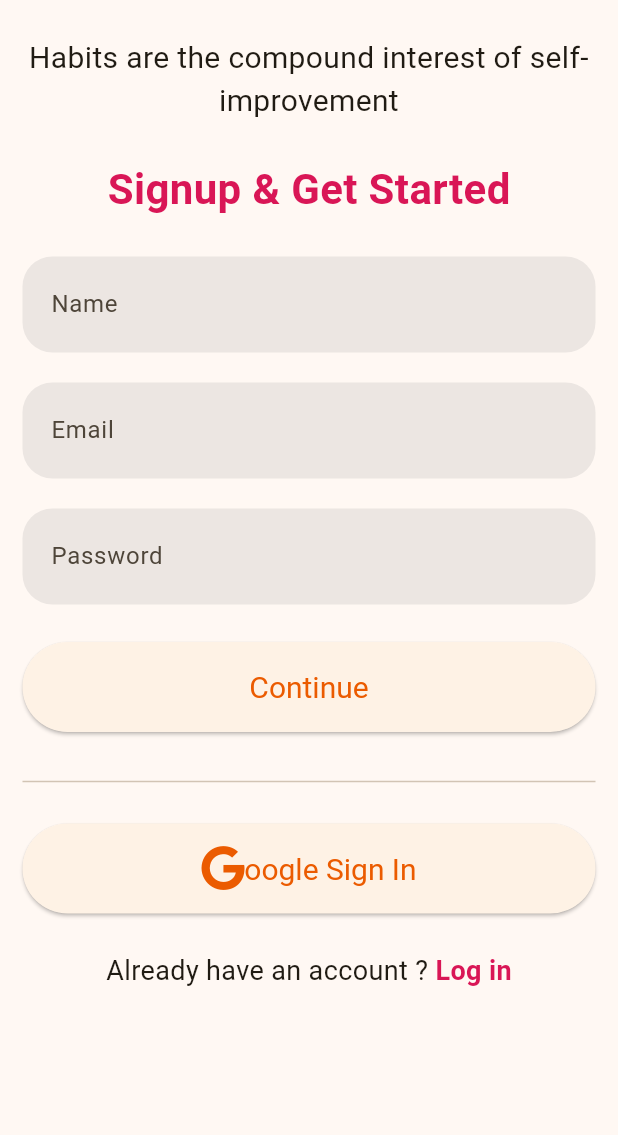
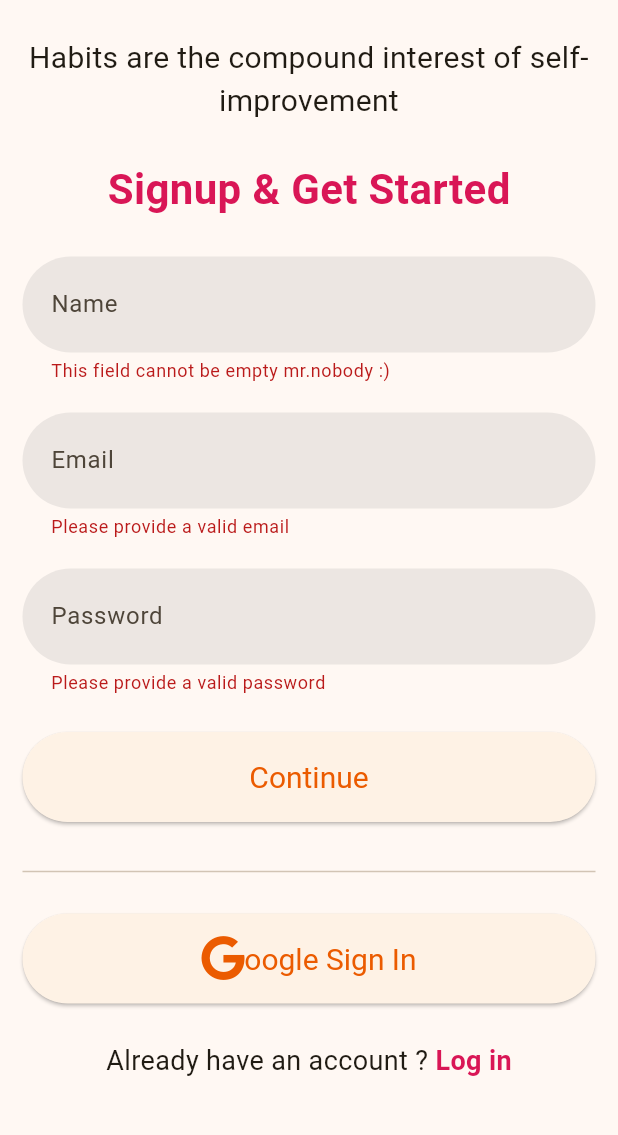
Before and after one commit to conykay/habitit, a Flutter app: the screen it shows after launch, after a tap on "Continue", on a phone screen of 412 x 824 dp, the part 90-1225 px from its top. Run offline on Flutter 3.47's test engine with Material 3 defaults, Android fonts, the phone set to English and light mode, and no system bars; our stand-ins replace cloud_firestore, dartz, equatable, firebase_auth, firebase_core, flutter_bloc and 4 more; accounts and stored records are empty; generated files the repository leaves out were written again.

Commit message:
Implement authentication flow
- Updated button state management in `button_state.dart`
- Enhanced reactive button widget in `reactive_elevated_button.dart`
- Refined app theme settings in `app_theme.dart`
- Improved authentication repository implementation in `authentication_repository_impl.dart`
- Updated Firebase service for authentication in `auth_firebase_service.dart`
- Modified authentication user request entity in `auth_user_req_entity.dart`
- Updated main application entry point in `main.dart`
- Enhanced signup page UI in `signup_page.dart`
- Updated dependencies in `pubspec.yaml` and `pubspec.lock`
- Added tests for Firebase service implementation in `auth_firebase_service_impl_test.dart` and `auth_firebase_service_impl_test.mocks.dart`

```diff
--- a/lib/common/button/bloc/button_state.dart
+++ b/lib/common/button/bloc/button_state.dart
@@ -5,7 +5,7 @@ enum Buttonstate { inital, loading, loaded, failed }
 
 class ButtonState extends Equatable {
   final Buttonstate state;
-  final String? error;
+  final dynamic error;
   final dynamic data;
   ButtonState({
     required this.state,
--- a/lib/common/button/widget/reactive_elevated_button.dart
+++ b/lib/common/button/widget/reactive_elevated_button.dart
@@ -22,11 +22,11 @@ class ReactiveElevatedButton extends StatelessWidget {
     return BlocBuilder<ButtonStateCubit, ButtonState>(
       builder: (context, state) {
         if (state.state == Buttonstate.loading) {
-          _loading();
+          return _loading();
         }
 
         if (state.state == Buttonstate.loaded) {
-          _loaded();
+          return _loaded();
         }
 
         return _inital();
--- a/lib/core/theme/app_theme.dart
+++ b/lib/core/theme/app_theme.dart
@@ -16,7 +16,7 @@ class AppTheme {
         contentPadding: EdgeInsets.symmetric(vertical: 20, horizontal: 15),
         border: OutlineInputBorder(
             borderSide: BorderSide.none,
-            borderRadius: BorderRadius.circular(20)),
+            borderRadius: BorderRadius.circular(50)),
         filled: true,
         fillColor: Colors.grey.withOpacity(0.2),
         labelStyle: TextStyle(fontSize: 20),
@@ -46,7 +46,7 @@ class AppTheme {
         contentPadding: EdgeInsets.symmetric(vertical: 20, horizontal: 15),
         border: OutlineInputBorder(
             borderSide: BorderSide.none,
-            borderRadius: BorderRadius.circular(20)),
+            borderRadius: BorderRadius.circular(50)),
         filled: true,
         fillColor: Colors.grey.withOpacity(0.2),
         labelStyle: TextStyle(fontSize: 20),
--- a/lib/data/auth/repository/authentication_repository_impl.dart
+++ b/lib/data/auth/repository/authentication_repository_impl.dart
@@ -20,6 +20,7 @@ class AuthenticationRepositoryImpl implements AuthenticationRepository {
       try {
         var cred =
             await firebaseService.createUserEmailPassword(authData: authData);
+
         return Right(cred);
       } catch (e) {
         return Left(OtherFailure(e.toString()));
@@ -52,10 +53,10 @@ class AuthenticationRepositoryImpl implements AuthenticationRepository {
         var cred = await firebaseService.googleSignin();
         return Right(cred);
       } catch (e) {
-        return Left(OtherFailure('error'));
+        return Left(OtherFailure(e.toString()));
       }
     } else {
-      return Left(OtherFailure('check network connectio'));
+      return Left(OtherFailure('check network connection'));
     }
   }
 
--- a/lib/data/auth/sources/auth_firebase_service.dart
+++ b/lib/data/auth/sources/auth_firebase_service.dart
@@ -1,8 +1,10 @@
+import 'package:cloud_firestore/cloud_firestore.dart';
 import 'package:firebase_auth/firebase_auth.dart';
 import 'package:google_sign_in/google_sign_in.dart';
 import 'package:habitit/core/platform_info/platform_info.dart';
 
 import '../../../domain/auth/entities/auth_user_req_entity.dart';
+import '../models/user_creation_req.dart';
 
 abstract class AuthFirebaseService {
   Future<UserCredential> createUserEmailPassword(
@@ -17,19 +19,29 @@ class AuthFirebaseServiceImpl implements AuthFirebaseService {
   final FirebaseAuth auth;
   final GoogleSignIn _googleSignIn;
   final PlatformInfo _info;
+  final FirebaseFirestore firestore;
 
   AuthFirebaseServiceImpl(
-      {required this.auth,
+      {required this.firestore,
+      required this.auth,
       GoogleSignIn? googleSignIn,
       PlatformInfo? platformInfo})
       : _googleSignIn = googleSignIn ?? GoogleSignIn.standard(),
         _info = platformInfo ?? PlatformInfoImpl();
+  final userCollectionRef = FirebaseFirestore.instance.collection('Users');
+
   @override
   Future<UserCredential> createUserEmailPassword(
       {required AuthUserReqEntity authData}) async {
     try {
-      return await auth.createUserWithEmailAndPassword(
+      var cred = await auth.createUserWithEmailAndPassword(
           email: authData.email, password: authData.password);
+      await userCollectionRef.doc(cred.user!.uid).set(UserCreationReq(
+              name: authData.name,
+              email: authData.email,
+              userId: cred.user!.uid)
+          .toMap());
+      return cred;
     } catch (e) {
       rethrow;
     }
@@ -63,6 +75,16 @@ class AuthFirebaseServiceImpl implements AuthFirebaseService {
       }
 
       var cred = await auth.signInWithCredential(credential);
+      var userData = await userCollectionRef
+          .where('userId', isEqualTo: cred.user!.uid)
+          .get();
+      if (userData.docs.isEmpty) {
+        await userCollectionRef.doc(cred.user!.uid).set(UserCreationReq(
+                name: cred.user!.displayName!,
+                email: cred.user!.email!,
+                userId: cred.user!.uid)
+            .toMap());
+      }
       return cred;
     } catch (e) {
       rethrow;
--- a/lib/domain/auth/entities/auth_user_req_entity.dart
+++ b/lib/domain/auth/entities/auth_user_req_entity.dart
@@ -3,11 +3,13 @@ import 'package:equatable/equatable.dart';
 class AuthUserReqEntity extends Equatable {
   final String email;
   final String password;
+  final String name;
   const AuthUserReqEntity({
+    this.name = '',
     required this.email,
     required this.password,
   });
 
   @override
-  List<Object?> get props => [email, password];
+  List<Object?> get props => [email, password, name];
 }
--- a/lib/main.dart
+++ b/lib/main.dart
@@ -1,12 +1,20 @@
+import 'package:cloud_firestore/cloud_firestore.dart';
+import 'package:firebase_core/firebase_core.dart';
 import 'package:flutter/material.dart';
 import 'package:flutter_bloc/flutter_bloc.dart';
 import 'package:habitit/core/theme/app_theme.dart';
 import 'package:habitit/core/theme/bloc/theme_cubit.dart';
+import 'package:habitit/firebase_options.dart';
 import 'package:habitit/presentation/auth/pages/signup_page.dart';
 
 import 'core/theme/repository/theme_repository.dart';
 
-void main() {
+void main() async {
+  WidgetsFlutterBinding.ensureInitialized();
+  await Firebase.initializeApp(
+    options: DefaultFirebaseOptions.currentPlatform,
+  );
+
   runApp(MainApp(
     themeRepository: ThemeRepository(),
   ));
--- a/lib/presentation/auth/pages/signup_page.dart
+++ b/lib/presentation/auth/pages/signup_page.dart
@@ -1,14 +1,52 @@
+import 'package:cloud_firestore/cloud_firestore.dart';
+import 'package:firebase_auth/firebase_auth.dart';
 import 'package:flutter/material.dart';
+import 'package:flutter_bloc/flutter_bloc.dart';
 import 'package:font_awesome_flutter/font_awesome_flutter.dart';
+import 'package:habitit/common/button/bloc/button_state.dart';
+import 'package:habitit/common/button/bloc/button_state_cubit.dart';
+import 'package:habitit/common/button/widget/reactive_elevated_button.dart';
+import 'package:habitit/core/error/failures.dart';
 import 'package:habitit/core/navigation/app_navigator.dart';
+import 'package:habitit/core/network/network_info.dart';
+import 'package:habitit/data/auth/repository/authentication_repository_impl.dart';
+import 'package:habitit/data/auth/sources/auth_firebase_service.dart';
+import 'package:habitit/domain/auth/entities/auth_user_req_entity.dart';
+import 'package:habitit/domain/auth/usecases/create_user_email_password_usecase.dart';
+import 'package:habitit/domain/auth/usecases/signin_google.dart';
 import 'package:habitit/presentation/auth/pages/signin_page.dart';
+import 'package:habitit/presentation/home/pages/home_page.dart';
+import 'package:internet_connection_checker/internet_connection_checker.dart';
 
 class SignupPage extends StatelessWidget {
   const SignupPage({super.key});
 
   @override
   Widget build(BuildContext context) {
-    return Scaffold(
+    return RepositoryProvider(
+      create: (context) => AuthenticationRepositoryImpl(
+          firebaseService: AuthFirebaseServiceImpl(
+              auth: FirebaseAuth.instance,
+              firestore: FirebaseFirestore.instance),
+          networkInfo: NetworkInfoImpl(
+              internetConnectionChecker: InternetConnectionChecker.instance)),
+      child: BlocProvider(
+        create: (context) => ButtonStateCubit(),
+        child: BlocListener<ButtonStateCubit, ButtonState>(
+          listener: (context, state) {
+            if (state.state == Buttonstate.loaded) {
+              AppNavigator.pushReplacement(context, HomePage());
+            }
+            if (state.state == Buttonstate.failed) {
+              OtherFailure failure = state.error;
+              var snackbar = SnackBar(
+                content: Text(failure.error.toString()),
+                behavior: SnackBarBehavior.floating,
+              );
+              ScaffoldMessenger.of(context).showSnackBar(snackbar);
+            }
+          },
+          child: Scaffold(
             body: SafeArea(
                 child: Padding(
               padding: const EdgeInsets.symmetric(vertical: 10, horizontal: 15),
@@ -27,6 +65,9 @@ class SignupPage extends StatelessWidget {
                 ),
               ),
             )),
+          ),
+        ),
+      ),
     );
   }
 
@@ -72,15 +113,23 @@ class SignupWidget extends StatelessWidget {
   final _emailTextController = TextEditingController();
   final _passwordTextController = TextEditingController();
   final _nameTextController = TextEditingController();
+  final _formState = GlobalKey<FormState>();
 
   @override
   Widget build(BuildContext context) {
     return Form(
+      key: _formState,
       child: Column(
         children: [
           SizedBox(height: 25),
           TextFormField(
             controller: _nameTextController,
+            validator: (value) {
+              if (value!.isEmpty) {
+                return 'This field cannot be empty mr.nobody :)';
+              }
+              return null;
+            },
             decoration: InputDecoration(
               hintText: 'Name',
             ),
@@ -88,6 +137,12 @@ class SignupWidget extends StatelessWidget {
           SizedBox(height: 20),
           TextFormField(
             controller: _emailTextController,
+            validator: (value) {
+              if (value!.isEmpty) {
+                return 'Please provide a valid email';
+              }
+              return null;
+            },
             decoration: InputDecoration(
               hintText: 'Email',
             ),
@@ -95,21 +150,46 @@ class SignupWidget extends StatelessWidget {
           SizedBox(height: 20),
           TextFormField(
             controller: _passwordTextController,
+            validator: (value) {
+              if (value!.isEmpty) {
+                return 'Please provide a valid password';
+              }
+              if (value.length < 6) {
+                return 'Password cannot be less than six characters';
+              }
+              return null;
+            },
             decoration: InputDecoration(
               hintText: 'Password',
             ),
           ),
           SizedBox(height: 25),
-          ElevatedButton(
-            onPressed: () {},
-            child: Text('Continue'),
+          ReactiveElevatedButton(
+            onPressed: () {
+              if (_formState.currentState!.validate()) {
+                context.read<ButtonStateCubit>().call(
+                    usecase: CreateUserEmailPasswordUseCase(
+                        context.read<AuthenticationRepositoryImpl>()),
+                    params: AuthUserReqEntity(
+                      email: _emailTextController.text,
+                      password: _emailTextController.text,
+                      name: _nameTextController.text,
+                    ));
+              }
+            },
+            title: 'Continue',
           ),
           SizedBox(height: 25),
           Divider(thickness: 1),
           SizedBox(height: 20),
-          ElevatedButton(
-            onPressed: () {},
-            child: Row(
+          Builder(builder: (context) {
+            return ReactiveElevatedButton(
+              onPressed: () {
+                context.read<ButtonStateCubit>().call(
+                    usecase: SigninGoogleUseCase(
+                        context.read<AuthenticationRepositoryImpl>()));
+              },
+              content: Row(
                 mainAxisAlignment: MainAxisAlignment.center,
                 children: [
                   FaIcon(
@@ -119,7 +199,8 @@ class SignupWidget extends StatelessWidget {
                   Text('oogle Sign In'),
                 ],
               ),
-          ),
+            );
+          }),
           SizedBox(height: 25),
           GestureDetector(
             onTap: () {
--- a/pubspec.yaml
+++ b/pubspec.yaml
@@ -13,6 +13,8 @@ dependencies:
   dartz: ^0.10.1
   equatable: ^2.0.7
   firebase_auth: ^5.4.2
+  firebase_core: ^3.11.0
+  firebase_core_platform_interface: ^5.4.0
   firebase_messaging: ^15.2.2
   flutter:
     sdk: flutter
```
Also changed, not shown: pubspec.lock, 2 other files. Lines whose indentation alone changed are shown as unchanged.
